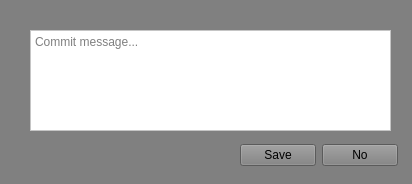
Qt form save-window.ui (Boboe16/Bulaloi-Manager) before a commit.
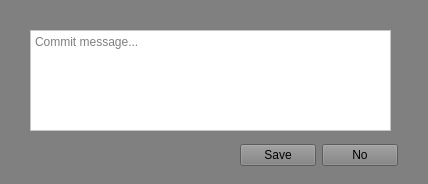
The same form after that commit.

```diff
--- a/save-window.ui
+++ b/save-window.ui
@@ -6,10 +6,16 @@
    <rect>
     <x>0</x>
     <y>0</y>
-    <width>412</width>
+    <width>428</width>
     <height>184</height>
    </rect>
   </property>
+  <property name="sizePolicy">
+   <sizepolicy hsizetype="Fixed" vsizetype="Fixed">
+    <horstretch>0</horstretch>
+    <verstretch>0</verstretch>
+   </sizepolicy>
+  </property>
   <property name="minimumSize">
    <size>
     <width>100</width>
```
